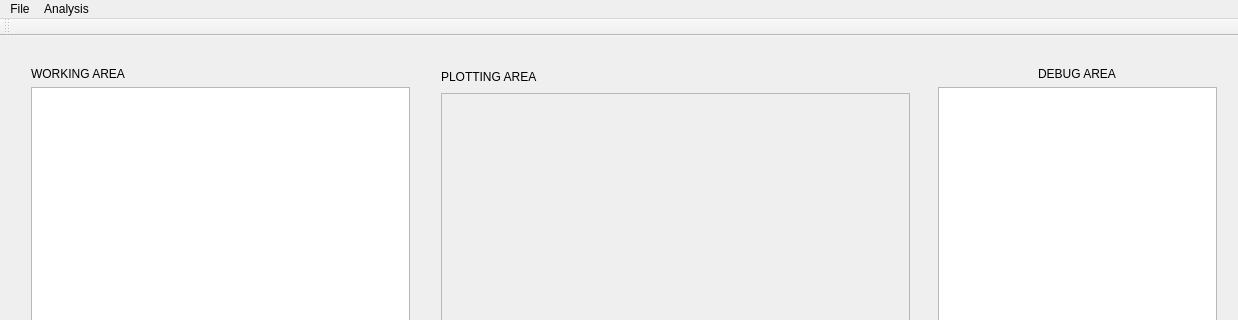
Before: the Qt Designer form gui/ui/mainwindow.ui in gf712/AbPyTools-Qt, drawn with Qt 5; both pictures show x 0 to 1238 and y 0 to 320 of the 1238 by 706 pixel window.
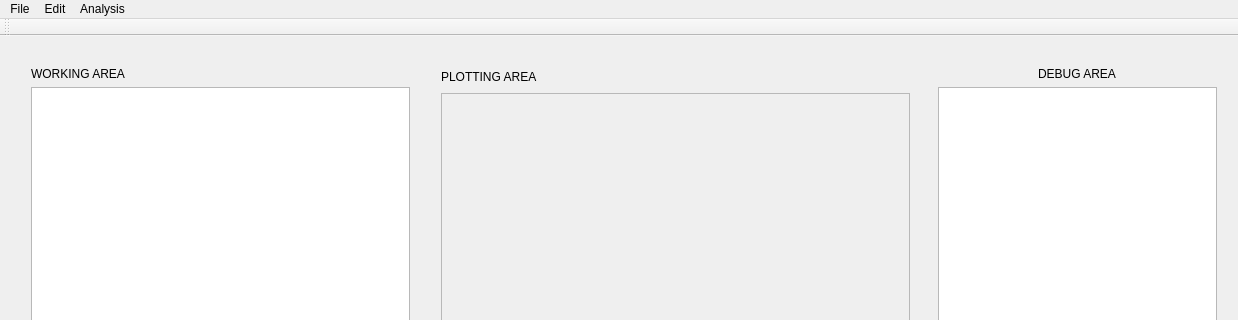
After: the same form once the commit is applied.

```diff
--- a/gui/ui/mainwindow.ui
+++ b/gui/ui/mainwindow.ui
@@ -136,7 +136,14 @@
     <addaction name="actionCharges"/>
     <addaction name="actionStructure"/>
    </widget>
+   <widget class="QMenu" name="menuEdit">
+    <property name="title">
+     <string>Edit</string>
+    </property>
+    <addaction name="actionGroup"/>
+   </widget>
    <addaction name="menuAbPyTools"/>
+   <addaction name="menuEdit"/>
    <addaction name="menuAnalysis"/>
   </widget>
   <widget class="QToolBar" name="mainToolBar">
```
Left out of the diff: 11 changed lines with no effect on the pictures.
